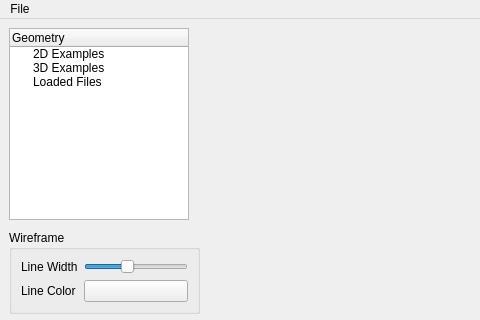
The window that ui/AthenaMainWindow.ui (lcbb/athena) describes before a commit, drawn with Qt 5; both pictures show x 0 to 480 and y 0 to 320 of the 789 by 532 pixel window.
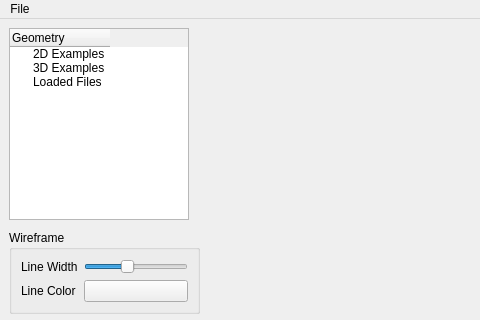
The same window after the commit. Custom widgets are drawn as their Qt base class.

Commit message: Give geom chooser horizontal scrolling

```diff
--- a/ui/AthenaMainWindow.ui
+++ b/ui/AthenaMainWindow.ui
@@ -53,6 +53,24 @@
               <height>16777215</height>
              </size>
             </property>
+            <property name="horizontalScrollBarPolicy">
+             <enum>Qt::ScrollBarAsNeeded</enum>
+            </property>
+            <property name="editTriggers">
+             <set>QAbstractItemView::NoEditTriggers</set>
+            </property>
+            <property name="showDropIndicator" stdset="0">
+             <bool>false</bool>
+            </property>
+            <property name="textElideMode">
+             <enum>Qt::ElideNone</enum>
+            </property>
+            <attribute name="headerShowSortIndicator" stdset="0">
+             <bool>false</bool>
+            </attribute>
+            <attribute name="headerStretchLastSection">
+             <bool>false</bool>
+            </attribute>
             <column>
              <property name="text">
               <string>Geometry</string>
```
The commit also changes 1 other file.
